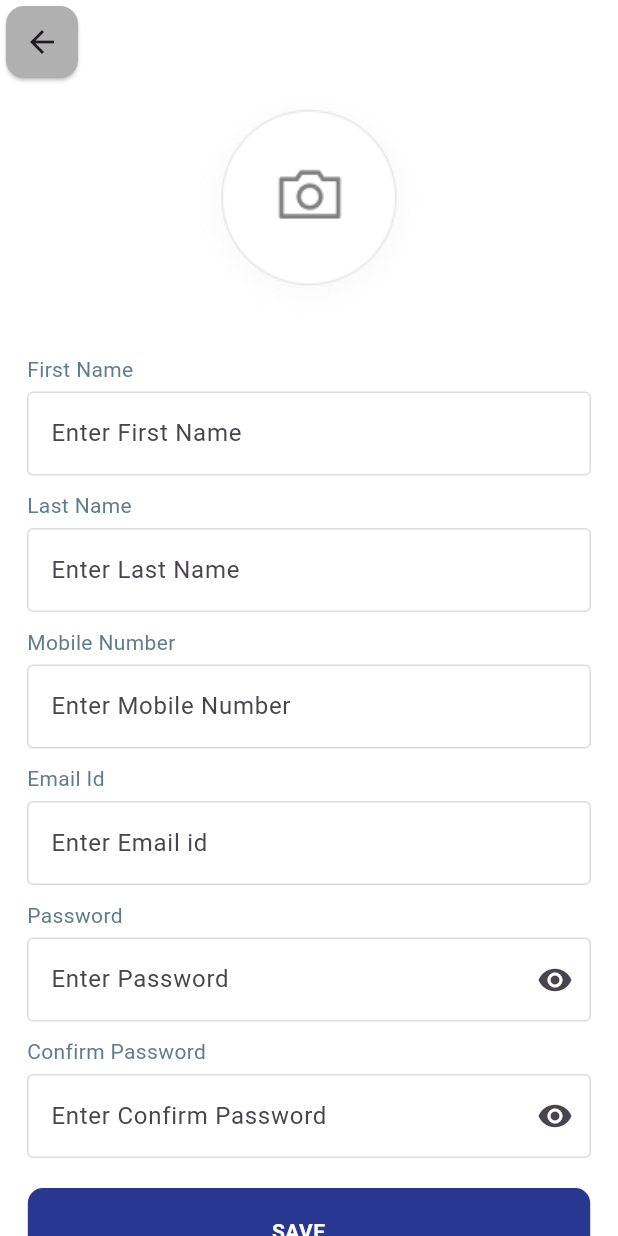
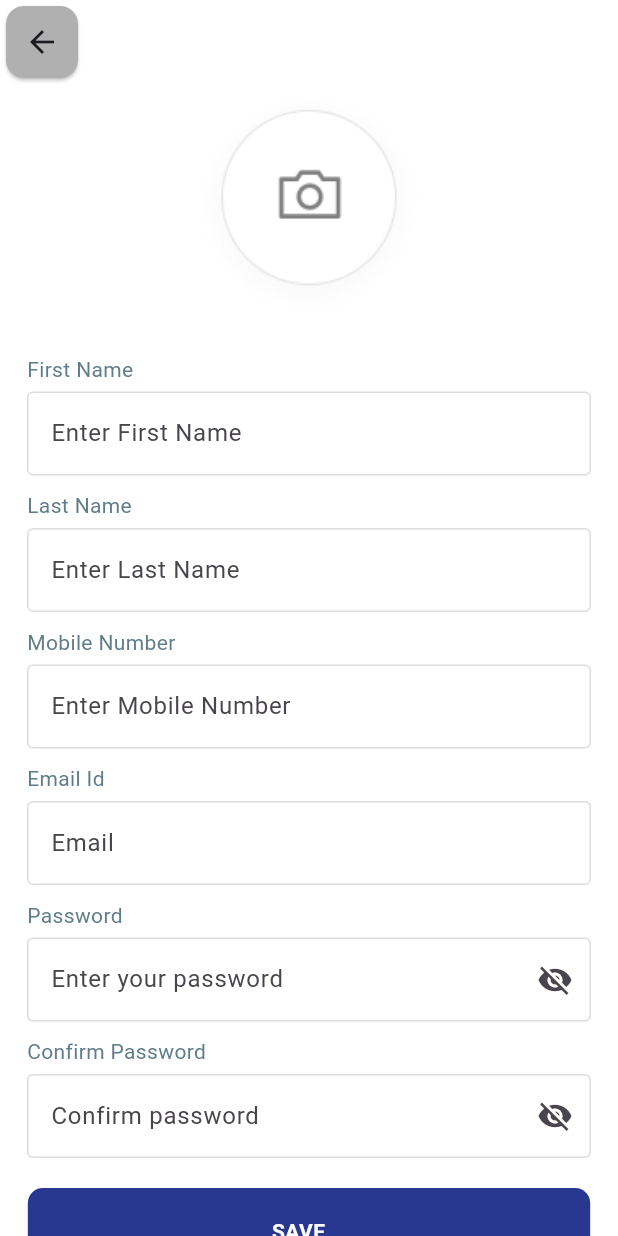
Before and after one commit to Ajitcool008/LuRichMaxBLE, a Flutter app: the CreateProfileView screen opened directly, on a phone screen of 412 x 824 dp. Run offline on Flutter 3.47's test engine with Material 3 defaults, Android fonts, the phone set to English and light mode, and no system bars; our stand-ins replace carousel_slider, flutter_otp_text_field, get, table_calendar, timeago; missing offline and left inert: flutter_timer_countdown, responsive_navigation_bar.

Commit message:
validations and nav screens, T.no= Lur-1

```diff
--- a/lib/app/modules/authention/views/create_profile_view.dart
+++ b/lib/app/modules/authention/views/create_profile_view.dart
@@ -1,8 +1,12 @@
 import 'package:flutter/material.dart';
-import 'package:lurichmaxble/app/modules/authention/views/forgot_password.dart';
+import 'package:get/get.dart';
+import 'package:lurichmaxble/app/modules/authention/widgets/validation_input_text_field.dart';
+import 'package:lurichmaxble/app/modules/home_screen/views/home_view.dart';
 import 'package:lurichmaxble/core/constants/app_colors.dart';
 import 'package:lurichmaxble/app/global_widgets/common_button.dart';
-import 'package:lurichmaxble/app/modules/authention/widgets/input_text_field.dart';
+import 'package:lurichmaxble/app/global_widgets/common_text_field.dart';
+
+final _formKey = GlobalKey<FormState>();
 
 class CreateProfileView extends StatefulWidget {
   const CreateProfileView({super.key});
@@ -12,6 +16,8 @@ class CreateProfileView extends StatefulWidget {
 }
 
 class _CreateProfileViewState extends State<CreateProfileView> {
+  final TextEditingController phoneNumberController = TextEditingController();
+  final TextEditingController emailController = TextEditingController();
   bool isPasswordVisible = true;
   bool isConfirmPasswordVisible = true;
   @override
@@ -24,6 +30,7 @@ class _CreateProfileViewState extends State<CreateProfileView> {
         automaticallyImplyLeading: true,
       ),
       body: SingleChildScrollView(
+        child: Form(
           child: Column(
             // mainAxisAlignment: MainAxisAlignment.start,
             crossAxisAlignment: CrossAxisAlignment.start,
@@ -60,21 +67,32 @@ class _CreateProfileViewState extends State<CreateProfileView> {
                       style: TextStyle(fontSize: 14, color: Colors.blueGrey),
                     ),
                     SizedBox(height: 5),
-                  InputTextField(hintText: "Enter Mobile Number"),
+                    ValidationInputTextField(
+                      keyboardType: TextInputType.number,
+                      maxLength: 10,
+                      controller: phoneNumberController,
+                      validator: validatePhoneNumber,
+                      hintText: "Enter Mobile Number",
+                    ),
                     SizedBox(height: 10),
                     Text(
                       "Email Id",
                       style: TextStyle(fontSize: 14, color: Colors.blueGrey),
                     ),
                     SizedBox(height: 5),
-                  InputTextField(hintText: "Enter Email id"),
+                    ValidationInputTextField(
+                      controller: emailController,
+                      hintText: "Email",
+                      validator: validateEmail,
+                    ),
                     SizedBox(height: 10),
                     Text(
                       "Password",
                       style: TextStyle(fontSize: 14, color: Colors.blueGrey),
                     ),
                     SizedBox(height: 5),
-                  InputTextField(
+                    ValidationInputTextField(
+                      hintText: "Enter your password",
                       isObsecure: isPasswordVisible,
                       suffixWidget: IconButton(
                         onPressed: () {
@@ -82,12 +100,13 @@ class _CreateProfileViewState extends State<CreateProfileView> {
                             isPasswordVisible = !isPasswordVisible;
                           });
                         },
-                      icon:
+                        icon: Icon(
                           isPasswordVisible
-                              ? Icon(Icons.visibility)
-                              : Icon(Icons.visibility_off),
+                              ? Icons.visibility_off
+                              : Icons.visibility,
                         ),
-                    hintText: "Enter Password",
+                      ),
+                      validator: validatePassword,
                     ),
                     SizedBox(height: 10),
                     Text(
@@ -95,20 +114,23 @@ class _CreateProfileViewState extends State<CreateProfileView> {
                       style: TextStyle(fontSize: 14, color: Colors.blueGrey),
                     ),
                     SizedBox(height: 5),
-                  InputTextField(
+                    ValidationInputTextField(
+                      hintText: "Confirm password",
                       isObsecure: isConfirmPasswordVisible,
                       suffixWidget: IconButton(
                         onPressed: () {
                           setState(() {
-                          isConfirmPasswordVisible = !isConfirmPasswordVisible;
+                            isConfirmPasswordVisible =
+                                !isConfirmPasswordVisible;
                           });
                         },
-                      icon:
+                        icon: Icon(
                           isConfirmPasswordVisible
-                              ? Icon(Icons.visibility)
-                              : Icon(Icons.visibility_off),
+                              ? Icons.visibility_off
+                              : Icons.visibility,
                         ),
-                    hintText: "Enter Confirm Password",
+                      ),
+                      validator: validatePassword,
                     ),
                   ],
                 ),
@@ -121,12 +143,9 @@ class _CreateProfileViewState extends State<CreateProfileView> {
                   buttonColor: AppColors.appColor,
                   buttonText: "SAVE",
                   onTap: () {
-                  Navigator.push(
-                    context,
-                    MaterialPageRoute(
-                      builder: (context) => const ForgotPassword(),
-                    ),
-                  );
+                    if (_formKey.currentState!.validate()) {
+                      Get.offAll(HomePage());
+                    }
                   },
                   buttonWidth: width * 0.91,
                 ),
@@ -135,6 +154,7 @@ class _CreateProfileViewState extends State<CreateProfileView> {
             ],
           ),
         ),
+      ),
     );
   }
 }
--- /dev/null
+++ b/lib/app/modules/authention/widgets/validation_input_text_field.dart
@@ -0,0 +1,84 @@
+import 'package:flutter/material.dart';
+import 'package:flutter/services.dart';
+import 'package:lurichmaxble/core/constants/app_colors.dart';
+
+class ValidationInputTextField extends StatelessWidget {
+  final String? hintText;
+  final TextEditingController? controller;
+  final bool isObsecure;
+  final Widget? suffixWidget;
+  final TextInputType? keyboardType;
+  final int? maxLength;
+  final String? Function(String?)? validator;
+
+  const ValidationInputTextField({
+    super.key,
+    this.controller,
+    this.isObsecure = false,
+    this.suffixWidget,
+    required this.hintText,
+    this.keyboardType,
+    this.validator,
+    this.maxLength,
+  });
+
+  @override
+  Widget build(BuildContext context) {
+    return TextFormField(
+      controller: controller,
+      obscureText: isObsecure,
+      keyboardType: keyboardType,
+      maxLength: maxLength,
+      decoration: InputDecoration(
+        counterText: "",
+        hintText: hintText,
+        suffixIcon: suffixWidget,
+        enabledBorder: OutlineInputBorder(
+          borderSide: BorderSide(width: 1, color: AppColors.inputBorderColor),
+        ),
+        border: OutlineInputBorder(
+          borderSide: BorderSide(
+            strokeAlign: 0.1,
+            width: 1,
+            color: AppColors.inputBorderColor,
+          ),
+        ),
+        focusedBorder: OutlineInputBorder(
+          borderSide: BorderSide(width: 1, color: AppColors.inputBorderColor),
+        ),
+      ),
+      validator: validator,
+    );
+  }
+}
+
+// Email Validator
+String? validateEmail(String? value) {
+  if (value == null || value.isEmpty) {
+    return 'Email is required';
+  } else if (!RegExp(r'^[\w-\.]+@([\w-]+\.)+[\w-]{2,4}$').hasMatch(value)) {
+    return 'Enter a valid email';
+  }
+  return null;
+}
+
+// Password Validator
+String? validatePassword(String? value) {
+  if (value == null || value.isEmpty) {
+    return 'Password is required';
+  } else if (value.length < 6) {
+    return 'Password must be at least 6 characters';
+  }
+  return null;
+}
+
+String? validatePhoneNumber(String? value) {
+  if (value == null || value.isEmpty) {
+    return 'Phone number is required';
+  } else if (value.length != 10) {
+    return "Phone Number must be 10 Digits";
+  } else if (!RegExp(r'^\+?[0-9]{7,15}$').hasMatch(value)) {
+    return 'Enter a valid phone number';
+  }
+  return null;
+}
--- a/lib/app/modules/create_request/views/form_detail_page.dart
+++ b/lib/app/modules/create_request/views/form_detail_page.dart
@@ -1,6 +1,6 @@
 import 'package:flutter/material.dart';
 import 'package:get/get.dart';
-import 'package:lurichmaxble/app/modules/authention/widgets/input_text_field.dart';
+import 'package:lurichmaxble/app/global_widgets/common_text_field.dart';
 
 class FormDetailScreen extends StatefulWidget {
   final String formTitle;
--- a/lib/app/modules/create_request/views/form_list_screen.dart
+++ b/lib/app/modules/create_request/views/form_list_screen.dart
@@ -2,7 +2,7 @@ import 'package:flutter/material.dart';
 import 'package:get/get.dart';
 import 'package:lurichmaxble/core/constants/app_colors.dart';
 import 'package:lurichmaxble/app/global_widgets/common_button.dart';
-import 'package:lurichmaxble/app/modules/authention/widgets/input_text_field.dart';
+import 'package:lurichmaxble/app/global_widgets/common_text_field.dart';
 import 'package:lurichmaxble/app/modules/create_request/controllers/form_controller.dart';
 import 'package:lurichmaxble/core/utils/date_selector.dart';
 
--- a/lib/app/modules/home_screen/views/my_task_view.dart
+++ b/lib/app/modules/home_screen/views/my_task_view.dart
@@ -1,6 +1,6 @@
 import 'package:flutter/material.dart';
 import 'package:lurichmaxble/core/constants/app_colors.dart';
-import 'package:lurichmaxble/app/modules/authention/widgets/input_text_field.dart';
+import 'package:lurichmaxble/app/global_widgets/common_text_field.dart';
 
 class MyTask extends StatelessWidget {
   const MyTask({super.key});
--- a/lib/app/modules/home_screen/views/proposal_view.dart
+++ b/lib/app/modules/home_screen/views/proposal_view.dart
@@ -1,6 +1,6 @@
 import 'package:flutter/material.dart';
 import 'package:lurichmaxble/core/constants/app_colors.dart';
-import 'package:lurichmaxble/app/modules/authention/widgets/input_text_field.dart';
+import 'package:lurichmaxble/app/global_widgets/common_text_field.dart';
 
 class ProposalView extends StatelessWidget {
   const ProposalView({super.key});
--- a/lib/app/modules/splash_screen/views/splash_view_3.dart
+++ b/lib/app/modules/splash_screen/views/splash_view_3.dart
@@ -1,6 +1,5 @@
 import 'package:flutter/material.dart';
 import 'package:lurichmaxble/app/modules/authention/views/login_view.dart';
-import 'package:lurichmaxble/app/modules/authention/views/sign_up_1_view.dart';
 
 import 'splash_view_4.dart';
 
```
Also changed, not shown: lib/app/modules/authention/views/forgot_password.dart (+25 -9 lines), lib/app/modules/authention/views/login_view.dart (+41 -19 lines), lib/app/modules/authention/views/sign_up_1_view.dart (+4 -4 lines), lib/app/modules/authention/views/sign_up_2_view.dart (+39 -12 lines), lib/app/global_widgets/common_text_field.dart (renamed from lib/app/modules/authention/widgets/input_text_field.dart). Lines whose indentation alone changed are shown as unchanged.
